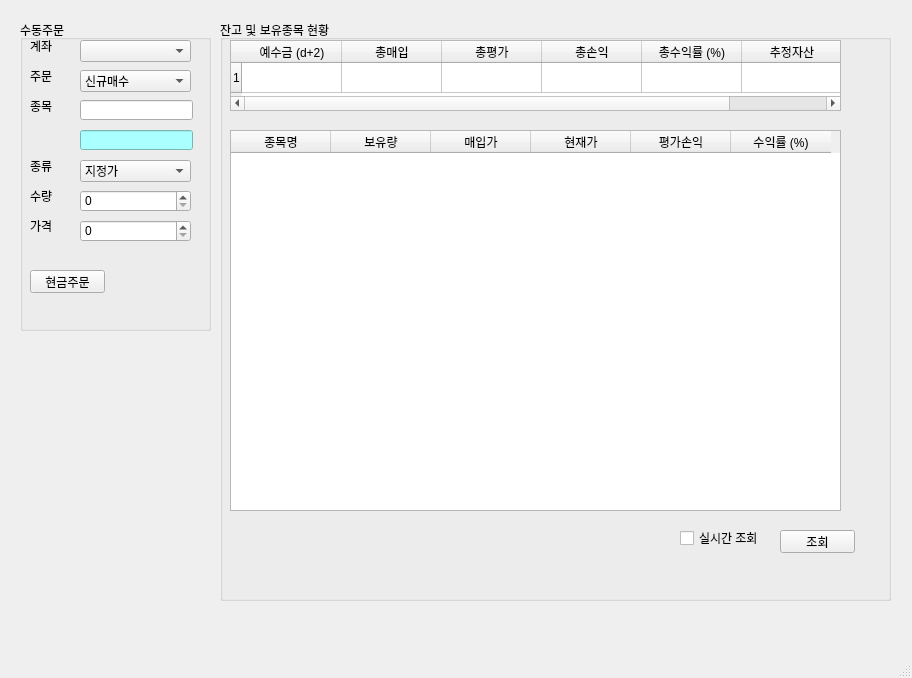
This is Project/pytrader.ui in dame099/PythonStock as Qt 5 draws it before an edit. The edited form follows.
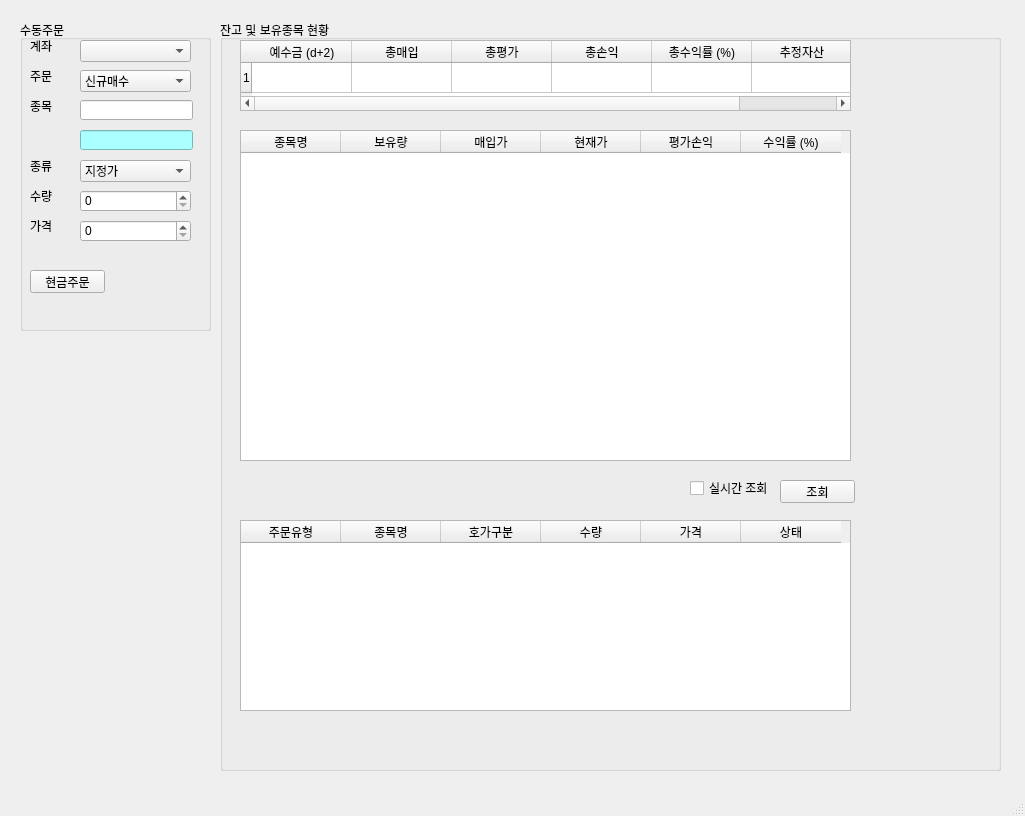
This is the edited form. Icons and pictures are not drawn.

```diff
--- a/Project/pytrader.ui
+++ b/Project/pytrader.ui
@@ -6,8 +6,8 @@
    <rect>
     <x>0</x>
     <y>0</y>
-    <width>912</width>
-    <height>678</height>
+    <width>1025</width>
+    <height>816</height>
    </rect>
   </property>
   <property name="windowTitle">
@@ -248,8 +248,8 @@
      <rect>
       <x>220</x>
       <y>20</y>
-      <width>671</width>
-      <height>581</height>
+      <width>781</width>
+      <height>751</height>
      </rect>
     </property>
     <property name="title">
@@ -258,7 +258,7 @@
     <widget class="QTableWidget" name="tableWidget">
      <property name="geometry">
       <rect>
-       <x>10</x>
+       <x>20</x>
        <y>20</y>
        <width>611</width>
        <height>71</height>
@@ -302,10 +302,10 @@
     <widget class="QTableWidget" name="tableWidget_2">
      <property name="geometry">
       <rect>
-       <x>10</x>
+       <x>20</x>
        <y>110</y>
        <width>611</width>
-       <height>381</height>
+       <height>331</height>
       </rect>
      </property>
      <column>
@@ -342,8 +342,8 @@
     <widget class="QCheckBox" name="checkBox">
      <property name="geometry">
       <rect>
-       <x>460</x>
-       <y>510</y>
+       <x>470</x>
+       <y>460</y>
        <width>81</width>
        <height>16</height>
       </rect>
@@ -356,7 +356,7 @@
      <property name="geometry">
       <rect>
        <x>560</x>
-       <y>510</y>
+       <y>460</y>
        <width>75</width>
        <height>23</height>
       </rect>
@@ -365,6 +365,46 @@
       <string>조회</string>
      </property>
     </widget>
+    <widget class="QTableWidget" name="tableWidget_3">
+     <property name="geometry">
+      <rect>
+       <x>20</x>
+       <y>500</y>
+       <width>611</width>
+       <height>191</height>
+      </rect>
+     </property>
+     <column>
+      <property name="text">
+       <string>주문유형</string>
+      </property>
+     </column>
+     <column>
+      <property name="text">
+       <string>종목명</string>
+      </property>
+     </column>
+     <column>
+      <property name="text">
+       <string>호가구분</string>
+      </property>
+     </column>
+     <column>
+      <property name="text">
+       <string>수량</string>
+      </property>
+     </column>
+     <column>
+      <property name="text">
+       <string>가격</string>
+      </property>
+     </column>
+     <column>
+      <property name="text">
+       <string>상태</string>
+      </property>
+     </column>
+    </widget>
    </widget>
   </widget>
   <widget class="QMenuBar" name="menubar">
```
Left out of the diff: 4 changed lines with no effect on the pictures.
